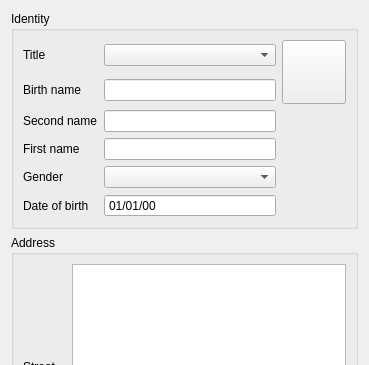
Old version of the form plugins/patientbaseplugin/identitywidget.ui in the repository FreeHealth/freehealth; both pictures show x 0 to 369 and y 0 to 365 of the 369 by 576 pixel window.
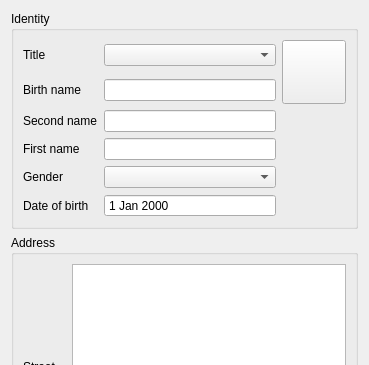
New version of the form. Custom widgets are drawn as their Qt base class.

Commit message: Qt default date format

Diff of the .ui file:
```diff
--- a/plugins/patientbaseplugin/identitywidget.ui
+++ b/plugins/patientbaseplugin/identitywidget.ui
@@ -122,9 +122,6 @@
         <property name="buttonSymbols">
          <enum>QAbstractSpinBox::NoButtons</enum>
         </property>
-        <property name="displayFormat">
-         <string notr="true">dd/MM/yy</string>
-        </property>
         <property name="calendarPopup">
          <bool>false</bool>
         </property>
```
